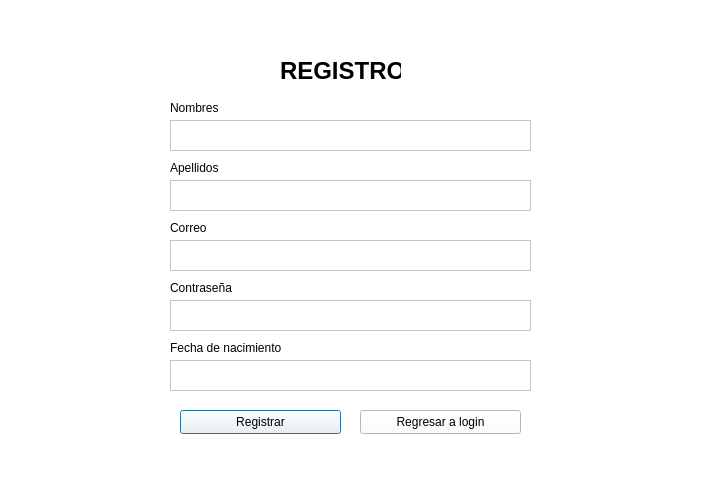
The window that Fase 2/proyecto2/registro.ui (elsaminee/-EDD-Proyecto_202200198) describes before a commit, drawn with Qt 5.
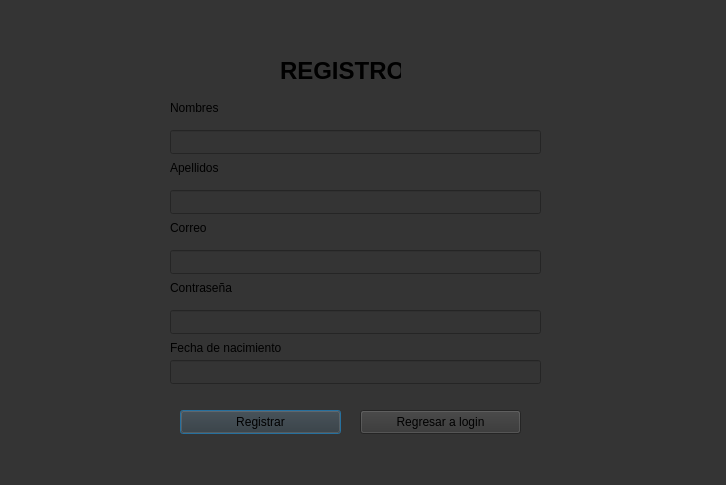
The same window after the commit.

```diff
--- a/Fase 2/proyecto2/registro.ui
+++ b/Fase 2/proyecto2/registro.ui
@@ -14,8 +14,7 @@
    <string>Dialog</string>
   </property>
   <property name="styleSheet">
-   <string notr="true">color: rgb(0, 0, 0);
-background-color: rgb(255, 255, 255);</string>
+   <string notr="true">background-color: rgb(52, 52, 52);</string>
   </property>
   <widget class="QLabel" name="label_9">
    <property name="geometry">
@@ -49,16 +48,6 @@
     <string>Correo</string>
    </property>
   </widget>
-  <widget class="QTextEdit" name="nameLine_2">
-   <property name="geometry">
-    <rect>
-     <x>170</x>
-     <y>120</y>
-     <width>361</width>
-     <height>31</height>
-    </rect>
-   </property>
-  </widget>
   <widget class="QLabel" name="label_12">
    <property name="geometry">
     <rect>
@@ -75,46 +64,6 @@
     <string>Contraseña</string>
    </property>
   </widget>
-  <widget class="QTextEdit" name="apellidoLine_2">
-   <property name="geometry">
-    <rect>
-     <x>170</x>
-     <y>180</y>
-     <width>361</width>
-     <height>31</height>
-    </rect>
-   </property>
-  </widget>
-  <widget class="QTextEdit" name="fechaLine_2">
-   <property name="geometry">
-    <rect>
-     <x>170</x>
-     <y>300</y>
-     <width>361</width>
-     <height>31</height>
-    </rect>
-   </property>
-  </widget>
-  <widget class="QTextEdit" name="fechaLine_3">
-   <property name="geometry">
-    <rect>
-     <x>170</x>
-     <y>360</y>
-     <width>361</width>
-     <height>31</height>
-    </rect>
-   </property>
-  </widget>
-  <widget class="QTextEdit" name="correoLine_2">
-   <property name="geometry">
-    <rect>
-     <x>170</x>
-     <y>240</y>
-     <width>361</width>
-     <height>31</height>
-    </rect>
-   </property>
-  </widget>
   <widget class="QLabel" name="label_10">
    <property name="geometry">
     <rect>
@@ -162,6 +111,9 @@
      <bold>true</bold>
     </font>
    </property>
+   <property name="styleSheet">
+    <string notr="true">color: rgb(0, 0, 0);</string>
+   </property>
    <property name="text">
     <string>REGISTRO</string>
    </property>
@@ -175,6 +127,9 @@
      <height>24</height>
     </rect>
    </property>
+   <property name="styleSheet">
+    <string notr="true">color: rgb(0, 0, 0);</string>
+   </property>
    <property name="text">
     <string>Registrar</string>
    </property>
@@ -188,10 +143,63 @@
      <height>24</height>
     </rect>
    </property>
+   <property name="styleSheet">
+    <string notr="true">color: rgb(0, 0, 0);</string>
+   </property>
    <property name="text">
     <string>Regresar a login</string>
    </property>
   </widget>
+  <widget class="QLineEdit" name="nameEdit">
+   <property name="geometry">
+    <rect>
+     <x>170</x>
+     <y>130</y>
+     <width>371</width>
+     <height>24</height>
+    </rect>
+   </property>
+  </widget>
+  <widget class="QLineEdit" name="apellidoEdit">
+   <property name="geometry">
+    <rect>
+     <x>170</x>
+     <y>190</y>
+     <width>371</width>
+     <height>24</height>
+    </rect>
+   </property>
+  </widget>
+  <widget class="QLineEdit" name="correoEdit">
+   <property name="geometry">
+    <rect>
+     <x>170</x>
+     <y>250</y>
+     <width>371</width>
+     <height>24</height>
+    </rect>
+   </property>
+  </widget>
+  <widget class="QLineEdit" name="passwordEdit">
+   <property name="geometry">
+    <rect>
+     <x>170</x>
+     <y>310</y>
+     <width>371</width>
+     <height>24</height>
+    </rect>
+   </property>
+  </widget>
+  <widget class="QLineEdit" name="fechaEdit">
+   <property name="geometry">
+    <rect>
+     <x>170</x>
+     <y>360</y>
+     <width>371</width>
+     <height>24</height>
+    </rect>
+   </property>
+  </widget>
  </widget>
  <resources/>
  <connections/>
```
